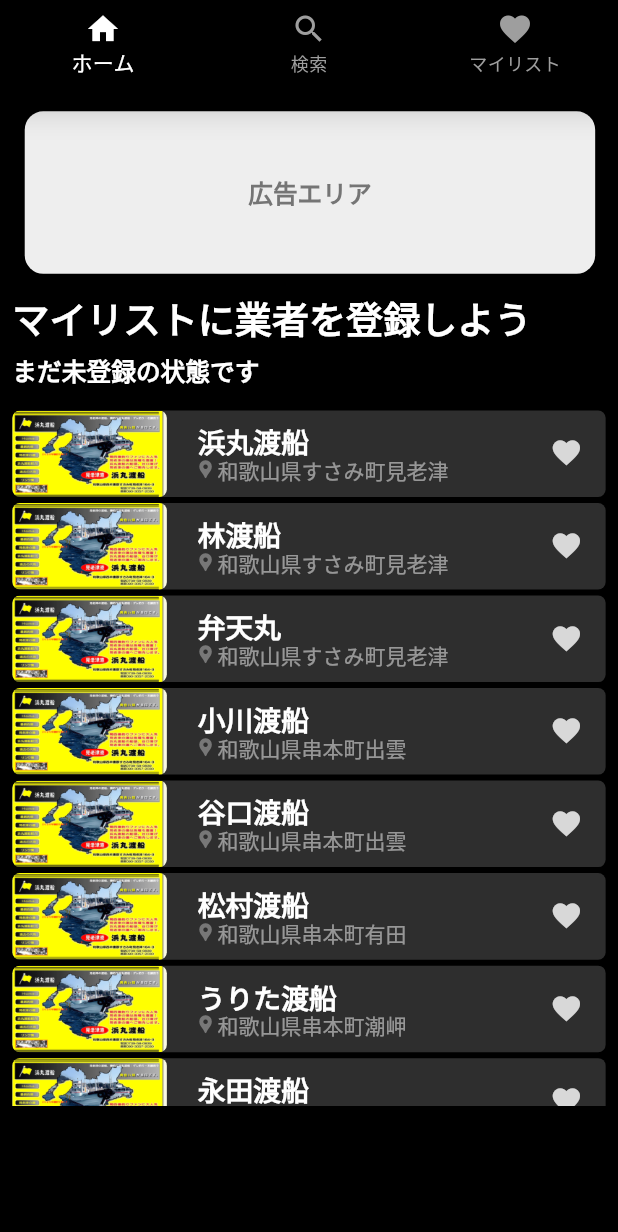
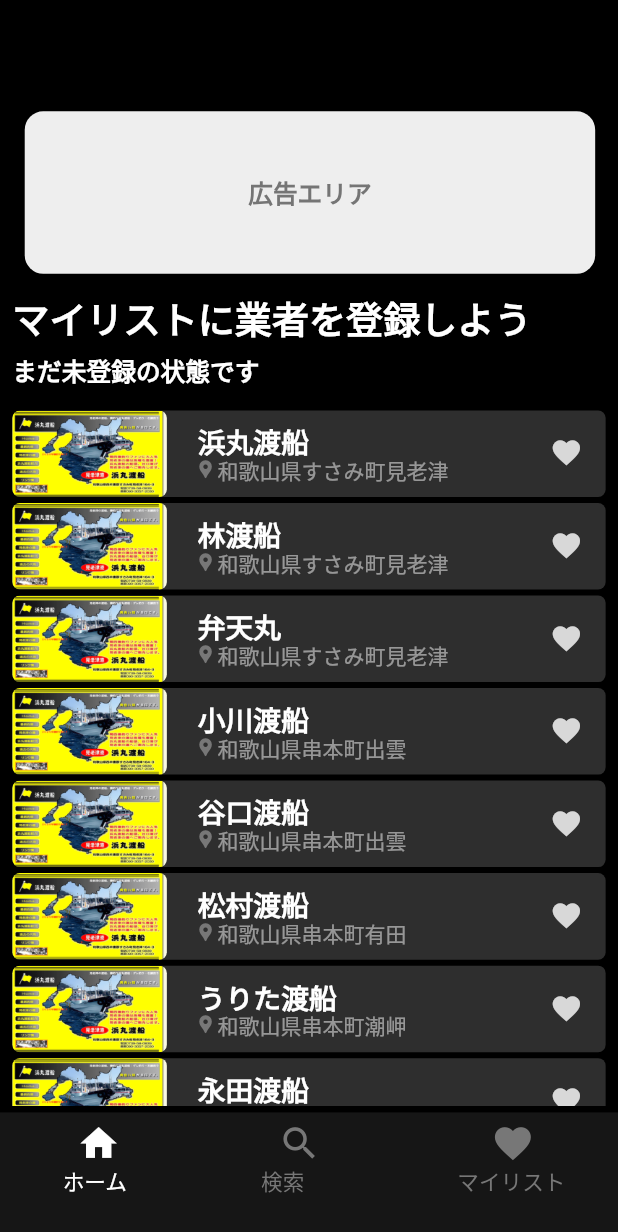
Before and after one commit to Kaito-nagai/fishing_app, a Flutter app: the screen it shows after launch, on a phone screen of 412 x 824 dp. Shown: the top 1232 px of the screen. Run offline on Flutter 3.47's test engine with Material 3 defaults, Android fonts, the phone set to English and light mode, and no system bars; our stand-ins replace flutter_dotenv, logger, shared_preferences; Roboto replaces fonts that are missing (Noto Sans JP).

Commit message:
“少し修正

```diff
--- a/lib/widgets/bottom_nav.dart
+++ b/lib/widgets/bottom_nav.dart
@@ -5,37 +5,168 @@ class BottomNav extends StatelessWidget {
 
   @override
   Widget build(BuildContext context) {
-    return BottomNavigationBar(
-      backgroundColor: Colors.black,
-      selectedItemColor: Colors.white,
-      unselectedItemColor: Colors.grey,
-      items: const [
-        BottomNavigationBarItem(
-          icon: Icon(Icons.home),
-          label: 'ホーム',
+    final screenWidth = MediaQuery.of(context).size.width;
+    final screenHeight = MediaQuery.of(context).size.height;
+
+    return Stack(
+      children: [
+        // 背景用の装飾
+        Positioned(
+          left: 0,
+          top: screenHeight * 0.90,
+          child: Opacity(
+            opacity: 0.1,
+            child: Container(
+              width: screenWidth,
+              height: screenHeight * 0.3,
+              decoration: const BoxDecoration(
+                color: Color(0xFFD9D9D9),
+              ),
+            ),
+          ),
         ),
-        BottomNavigationBarItem(
-          icon: Icon(Icons.search),
-          label: '検索',
-        ),
-        BottomNavigationBarItem(
-          icon: Icon(Icons.favorite),
-          label: 'マイリスト',
+        // ボトムナビゲーションのアイコン部分
+        Positioned(
+          left: screenWidth * 0.07,
+          top: screenHeight * 0.905,
+          child: SizedBox(
+            width: screenWidth * 0.85,
+            height: screenHeight * 0.08,
+            child: Stack(
+              children: [
+                // マイリストアイコン
+                Positioned(
+                  left: screenWidth * 0.67,
+                  top: 0,
+                  child: GestureDetector(
+                    onTap: () {
+                      debugPrint('マイリストアイコンがタップされました');
+                    },
+                    child: SizedBox(
+                      width: screenWidth * 0.18,
+                      height: screenHeight * 0.08,
+                      child: Stack(
+                        children: [
+                          Positioned(
+                            left: 0,
+                            top: screenHeight * 0.037,
+                            child: Text(
+                              'マイリスト',
+                              textAlign: TextAlign.center,
+                              style: TextStyle(
+                                color: const Color(0xFF777777),
+                                fontSize: screenWidth * 0.035,
+                                fontFamily: 'Noto Sans JP',
+                                fontWeight: FontWeight.w500,
+                                decoration: TextDecoration.none,
+                              ),
+                            ),
+                          ),
+                          Positioned(
+                            left: screenWidth * 0.055,
+                            top: screenHeight * 0.002,
+                            child: Icon(
+                              Icons.favorite,
+                              size: screenWidth * 0.07,
+                              color: const Color(0xFF777777),
+                            ),
+                          ),
+                        ],
+                      ),
+                    ),
+                  ),
+                ),
+
+                // 検索アイコン
+                Positioned(
+                  left: screenWidth * 0.35,
+                  top: 0,
+                  child: GestureDetector(
+                    onTap: () {
+                      Navigator.pushNamed(context, '/search'); // 検索画面への遷移
+                    },
+                    child: SizedBox(
+                      width: screenWidth * 0.12,
+                      height: screenHeight * 0.07,
+                      child: Stack(
+                        children: [
+                          Positioned(
+                            left: 1,
+                            top: screenHeight * 0.037,
+                            child: Text(
+                              '検索',
+                              textAlign: TextAlign.center,
+                              style: TextStyle(
+                                color: const Color(0xFF777777),
+                                fontSize: screenWidth * 0.035,
+                                fontFamily: 'Noto Sans JP',
+                                fontWeight: FontWeight.w500,
+                                decoration: TextDecoration.none,
+                              ),
+                            ),
+                          ),
+                          Positioned(
+                            left: screenWidth * 0.03,
+                            top: screenHeight * 0.002,
+                            child: Icon(
+                              Icons.search,
+                              size: screenWidth * 0.07,
+                              color: const Color(0xFF777777),
+                            ),
+                          ),
+                        ],
+                      ),
+                    ),
+                  ),
+                ),
+
+                // ホームアイコン
+                Positioned(
+                  left: 8,
+                  top: 0,
+                  child: GestureDetector(
+                    onTap: () {
+                      Navigator.pushNamed(context, '/'); // ホーム画面への遷移
+                    },
+                    child: SizedBox(
+                      width: screenWidth * 0.15,
+                      height: screenHeight * 0.08,
+                      child: Stack(
+                        children: [
+                          Positioned(
+                            left: 5,
+                            top: screenHeight * 0.037,
+                            child: Text(
+                              'ホーム',
+                              textAlign: TextAlign.center,
+                              style: TextStyle(
+                                color: Colors.white,
+                                fontSize: screenWidth * 0.035,
+                                fontFamily: 'Noto Sans JP',
+                                fontWeight: FontWeight.w500,
+                                decoration: TextDecoration.none,
+                              ),
+                            ),
+                          ),
+                          Positioned(
+                            left: screenWidth * 0.035,
+                            top: screenHeight * 0.002,
+                            child: Icon(
+                              Icons.home,
+                              size: screenWidth * 0.07,
+                              color: Colors.white,
+                            ),
+                          ),
+                        ],
+                      ),
+                    ),
+                  ),
+                ),
+              ],
+            ),
+          ),
         ),
       ],
-      onTap: (index) {
-        switch (index) {
-          case 0:
-            Navigator.pushNamed(context, '/');
-            break;
-          case 1:
-            Navigator.pushNamed(context, '/search');
-            break;
-          case 2:
-            debugPrint('マイリストがタップされました');
-            break;
-        }
-      },
     );
   }
 }
```
